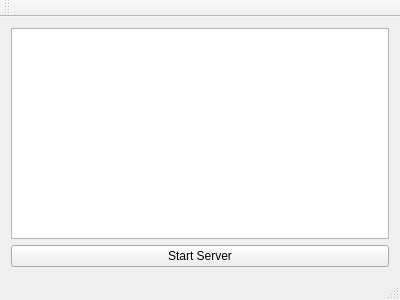
Before: the Qt Designer form ServerLib/ServerApp_Asio/ServerAsio/mainwindow.ui in WohlSoft/Moondust-Project, drawn with Qt 5.
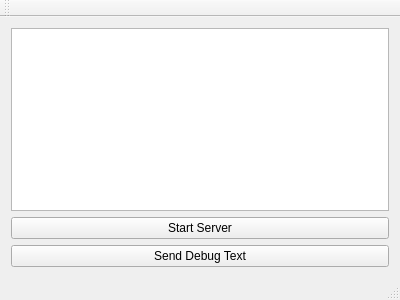
After: the same form once the commit is applied.

Patch:
```diff
--- a/ServerLib/ServerApp_Asio/ServerAsio/mainwindow.ui
+++ b/ServerLib/ServerApp_Asio/ServerAsio/mainwindow.ui
@@ -25,6 +25,16 @@
       </property>
      </widget>
     </item>
+    <item row="2" column="0">
+     <widget class="QPushButton" name="bntSendDbgText">
+      <property name="enabled">
+       <bool>true</bool>
+      </property>
+      <property name="text">
+       <string>Send Debug Text</string>
+      </property>
+     </widget>
+    </item>
    </layout>
   </widget>
   <widget class="QMenuBar" name="menuBar">
```
